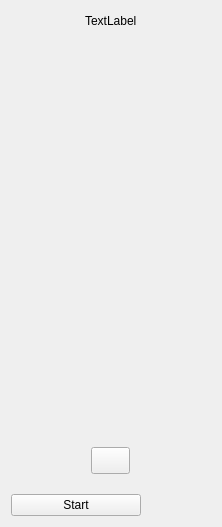
First picture: the form in Components/Dashboard/Forms/ProgramPanelWidget.ui, repository Liyezhong/GUI, before the edit.
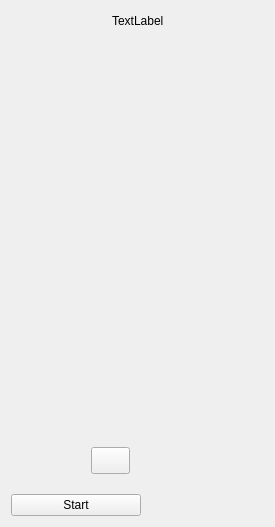
Second picture: the form after the edit. Custom widgets are drawn as their Qt base class.

```diff
--- a/Components/Dashboard/Forms/ProgramPanelWidget.ui
+++ b/Components/Dashboard/Forms/ProgramPanelWidget.ui
@@ -6,7 +6,7 @@
    <rect>
     <x>0</x>
     <y>0</y>
-    <width>222</width>
+    <width>275</width>
     <height>527</height>
    </rect>
   </property>
@@ -18,7 +18,7 @@
   </property>
   <property name="minimumSize">
    <size>
-    <width>222</width>
+    <width>275</width>
     <height>0</height>
    </size>
   </property>
```
